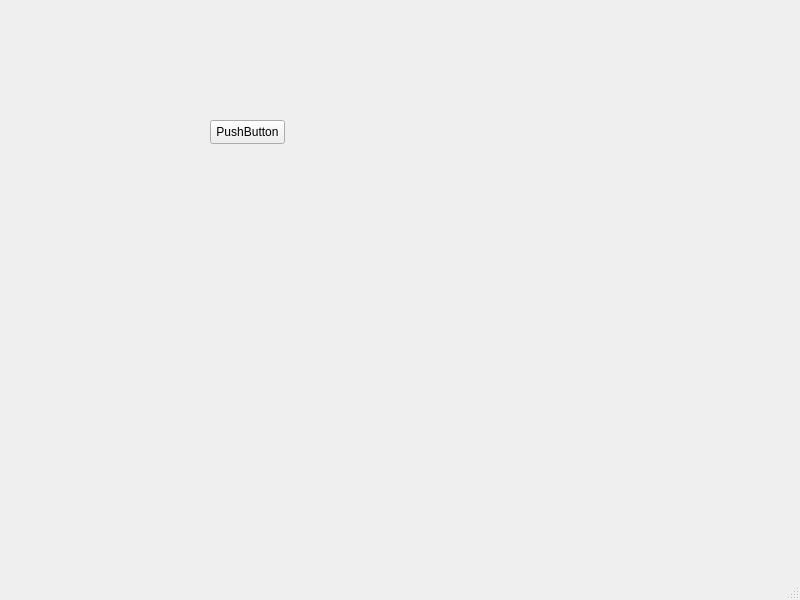
This is src/ui_module/mainwindow.ui in HSanel/StreamSimulator as Qt 5 draws it before an edit. The edited form follows.
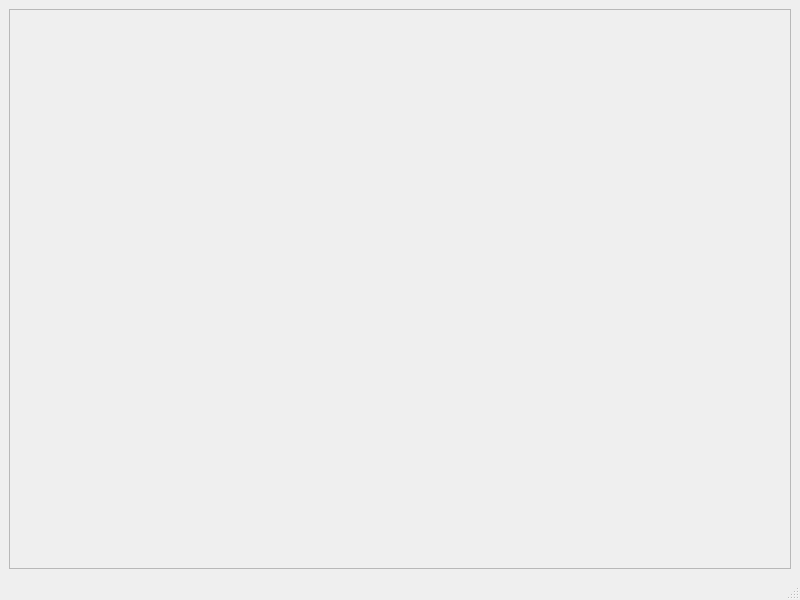
This is the edited form.

```diff
--- a/src/ui_module/mainwindow.ui
+++ b/src/ui_module/mainwindow.ui
@@ -14,19 +14,34 @@
    <string>MainWindow</string>
   </property>
   <widget class="QWidget" name="centralwidget">
-   <widget class="QPushButton" name="pushButton">
-    <property name="geometry">
-     <rect>
-      <x>210</x>
-      <y>120</y>
-      <width>75</width>
-      <height>24</height>
-     </rect>
-    </property>
-    <property name="text">
-     <string>PushButton</string>
-    </property>
-   </widget>
+   <layout class="QVBoxLayout" name="verticalLayout_2">
+    <item>
+     <layout class="QVBoxLayout" name="verticalLayout_vtk">
+      <property name="spacing">
+       <number>0</number>
+      </property>
+      <property name="sizeConstraint">
+       <enum>QLayout::SetDefaultConstraint</enum>
+      </property>
+     </layout>
+    </item>
+    <item>
+     <widget class="QFrame" name="frame">
+      <property name="maximumSize">
+       <size>
+        <width>16777215</width>
+        <height>1000</height>
+       </size>
+      </property>
+      <property name="frameShape">
+       <enum>QFrame::StyledPanel</enum>
+      </property>
+      <property name="frameShadow">
+       <enum>QFrame::Raised</enum>
+      </property>
+     </widget>
+    </item>
+   </layout>
   </widget>
   <widget class="QMenuBar" name="menubar">
    <property name="geometry">
```
